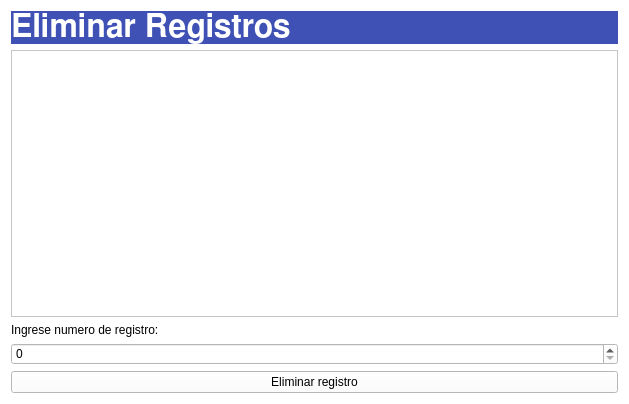
Old version of the form deleterecordwindow.ui in the repository carlosvelaquez/ProyectoEDII.
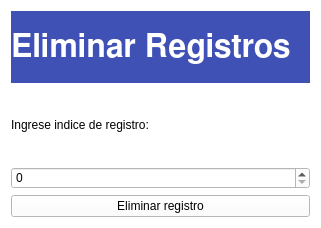
New version of the form.

Commit message: Eliminar registros

```diff
--- a/deleterecordwindow.ui
+++ b/deleterecordwindow.ui
@@ -6,8 +6,8 @@
    <rect>
     <x>0</x>
     <y>0</y>
-    <width>629</width>
-    <height>404</height>
+    <width>321</width>
+    <height>228</height>
    </rect>
   </property>
   <property name="windowTitle">
@@ -36,13 +36,10 @@
      </property>
     </widget>
    </item>
-   <item>
-    <widget class="QTableWidget" name="tableWidget"/>
-   </item>
    <item>
     <widget class="QLabel" name="label_2">
      <property name="text">
-      <string>Ingrese numero de registro:</string>
+      <string>Ingrese indice de registro:</string>
      </property>
     </widget>
    </item>
```
The commit also changes 7 other files.
